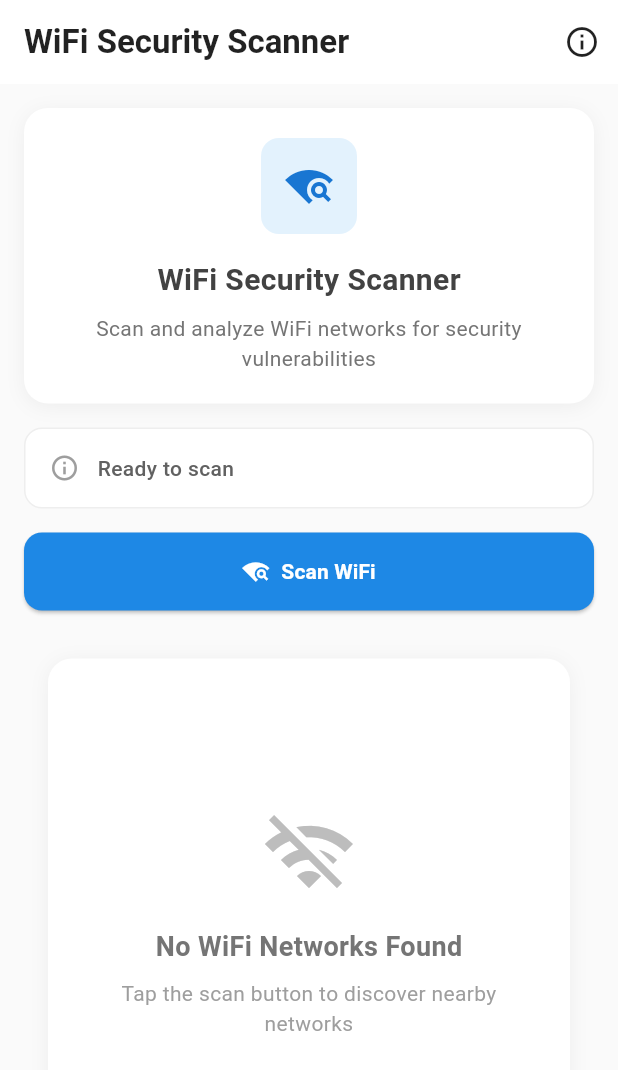
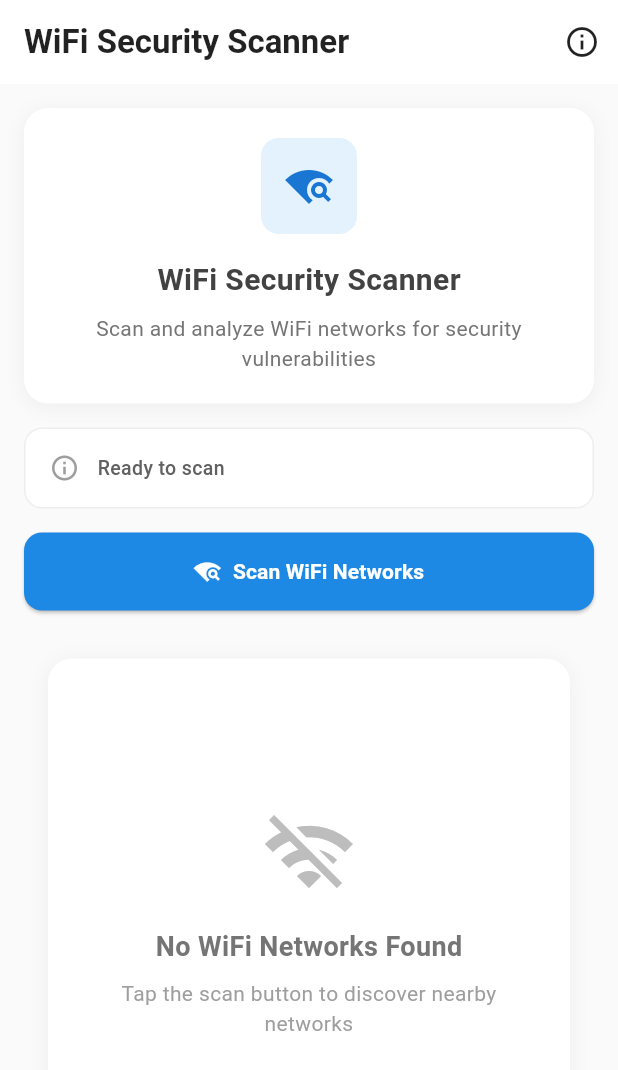
Before and after one commit to shresthakushal72/networksecurity-app, a Flutter app: the screen it shows after launch, on a phone screen of 412 x 824 dp. Shown: the top 1070 px of the screen. Run offline on Flutter 3.47's test engine with Material 3 defaults, Android fonts, the phone set to English and light mode, and no system bars; missing offline and left inert: wifi_scan.

Commit message:
Add comprehensive WiFi and Location requirements: Clear error messages, multiple action buttons, and educational dialogs for users

```diff
--- a/lib/views/wifi_scanner_view.dart
+++ b/lib/views/wifi_scanner_view.dart
@@ -147,15 +147,47 @@ class _WiFiScannerViewState extends State<WiFiScannerView> {
                       child: Text(
                         _controller.scanStatus,
                         style: TextStyle(
-                          fontSize: 14,
+                          fontSize: 13,
                           color: Colors.grey[700],
                           fontWeight: FontWeight.w500,
                         ),
-                        maxLines: 3,
+                        maxLines: 8,
                         overflow: TextOverflow.ellipsis,
                       ),
                     ),
                   ],
+                ),
+
+                // Additional explanation for requirements
+                if (_controller.scanStatus.contains('requires') || _controller.scanStatus.contains('Enable'))
+                  Container(
+                    margin: const EdgeInsets.only(top: 12),
+                    padding: const EdgeInsets.all(12),
+                    decoration: BoxDecoration(
+                      color: Colors.blue[50],
+                      borderRadius: BorderRadius.circular(8),
+                      border: Border.all(color: Colors.blue[200]!),
+                    ),
+                    child: Row(
+                      children: [
+                        Icon(
+                          Icons.info_outline,
+                          color: Colors.blue[700],
+                          size: 16,
+                        ),
+                        const SizedBox(width: 8),
+                        Expanded(
+                          child: Text(
+                            'Android requires both WiFi and Location to be enabled for network scanning. This is a system security requirement.',
+                            style: TextStyle(
+                              fontSize: 11,
+                              color: Colors.blue[700],
+                              fontWeight: FontWeight.w500,
+                            ),
+                          ),
+                        ),
+                      ],
+                    ),
                   ),
               ],
             ),
@@ -163,19 +195,22 @@ class _WiFiScannerViewState extends State<WiFiScannerView> {
           const SizedBox(height: 16),
 
           // Action buttons
+          Column(
+            children: [
+              // Permission/Settings buttons (when needed)
+              if (_controller.scanStatus.contains('Enable') || _controller.scanStatus.contains('Grant') || _controller.scanStatus.contains('requires'))
                 Row(
                   children: [
-              // Permission button (when needed)
-              if (_controller.scanStatus.contains('denied') || _controller.scanStatus.contains('cannot'))
+                    // Location Settings button
                     Expanded(
                       child: ElevatedButton.icon(
-                    onPressed: () => _requestPermissions(),
-                    icon: const Icon(Icons.settings, size: 18),
-                    label: const Text('Permissions'),
+                        onPressed: () => _openLocationSettings(),
+                        icon: const Icon(Icons.location_on, size: 18),
+                        label: const Text('Location'),
                         style: ElevatedButton.styleFrom(
                           backgroundColor: Colors.orange,
                           foregroundColor: Colors.white,
-                      padding: const EdgeInsets.symmetric(vertical: 16),
+                          padding: const EdgeInsets.symmetric(vertical: 12),
                           shape: RoundedRectangleBorder(
                             borderRadius: BorderRadius.circular(12),
                           ),
@@ -183,17 +218,18 @@ class _WiFiScannerViewState extends State<WiFiScannerView> {
                       ),
                     ),
 
-              // WiFi enable button (when needed)
-              if (_controller.scanStatus.contains('WiFi is disabled') || _controller.scanStatus.contains('enable WiFi'))
+                    const SizedBox(width: 8),
+
+                    // WiFi Settings button
                     Expanded(
                       child: ElevatedButton.icon(
                         onPressed: () => _openWiFiSettings(),
                         icon: const Icon(Icons.wifi_off, size: 18),
-                    label: const Text('Enable WiFi'),
+                        label: const Text('WiFi'),
                         style: ElevatedButton.styleFrom(
                           backgroundColor: Colors.red,
                           foregroundColor: Colors.white,
-                      padding: const EdgeInsets.symmetric(vertical: 16),
+                          padding: const EdgeInsets.symmetric(vertical: 12),
                           shape: RoundedRectangleBorder(
                             borderRadius: BorderRadius.circular(12),
                           ),
@@ -201,8 +237,34 @@ class _WiFiScannerViewState extends State<WiFiScannerView> {
                       ),
                     ),
 
+                    const SizedBox(width: 8),
+
+                    // App Permissions button
+                    Expanded(
+                      child: ElevatedButton.icon(
+                        onPressed: () => _requestPermissions(),
+                        icon: const Icon(Icons.security, size: 18),
+                        label: const Text('Permissions'),
+                        style: ElevatedButton.styleFrom(
+                          backgroundColor: Colors.purple,
+                          foregroundColor: Colors.white,
+                          padding: const EdgeInsets.symmetric(vertical: 12),
+                          shape: RoundedRectangleBorder(
+                            borderRadius: BorderRadius.circular(12),
+                          ),
+                        ),
+                      ),
+                    ),
+                  ],
+                ),
+
+              // Spacing when buttons are shown
+              if (_controller.scanStatus.contains('Enable') || _controller.scanStatus.contains('Grant') || _controller.scanStatus.contains('requires'))
+                const SizedBox(height: 12),
+
               // Main scan button
-              Expanded(
+              SizedBox(
+                width: double.infinity,
                 child: ElevatedButton.icon(
                   onPressed: _controller.isScanning ? null : _startScan,
                   icon: _controller.isScanning
@@ -213,7 +275,7 @@ class _WiFiScannerViewState extends State<WiFiScannerView> {
                       )
                     : const Icon(Icons.wifi_find, size: 18),
                   label: Text(
-                    _controller.isScanning ? 'Scanning...' : 'Scan WiFi',
+                    _controller.isScanning ? 'Scanning...' : 'Scan WiFi Networks',
                     style: const TextStyle(fontWeight: FontWeight.w600),
                   ),
                   style: ElevatedButton.styleFrom(
@@ -660,13 +722,52 @@ class _WiFiScannerViewState extends State<WiFiScannerView> {
       context: context,
       builder: (BuildContext context) {
         return AlertDialog(
-          title: const Text('Enable WiFi'),
+          title: const Row(
+            children: [
+              Icon(Icons.wifi, color: Colors.blue),
+              SizedBox(width: 8),
+              Text('Enable WiFi'),
+            ],
+          ),
           content: const Text(
-            'Please enable WiFi in your device settings:\n\n'
+            'WiFi must be enabled to scan for networks:\n\n'
             '1. Go to Settings\n'
             '2. Tap on WiFi\n'
             '3. Turn on WiFi\n'
-            '4. Come back to this app and try scanning again',
+            '4. Return to this app and try scanning again',
+          ),
+          actions: <Widget>[
+            TextButton(
+              child: const Text('OK'),
+              onPressed: () => Navigator.of(context).pop(),
+            ),
+          ],
+        );
+      },
+    );
+  }
+
+  /// Open Location settings
+  void _openLocationSettings() {
+    // Show a dialog to guide user to Location settings
+    showDialog(
+      context: context,
+      builder: (BuildContext context) {
+        return AlertDialog(
+          title: const Row(
+            children: [
+              Icon(Icons.location_on, color: Colors.orange),
+              SizedBox(width: 8),
+              Text('Enable Location'),
+            ],
+          ),
+          content: const Text(
+            'Location Services are required for WiFi scanning on Android:\n\n'
+            '1. Go to Settings\n'
+            '2. Tap on Location\n'
+            '3. Turn on Location Services\n'
+            '4. Also grant location permission to this app\n'
+            '5. Return to this app and try scanning again',
           ),
           actions: <Widget>[
             TextButton(
```
Also changed, not shown: lib/controllers/wifi_scanner_controller.dart (+11 -10 lines). Lines whose indentation alone changed are shown as unchanged.
